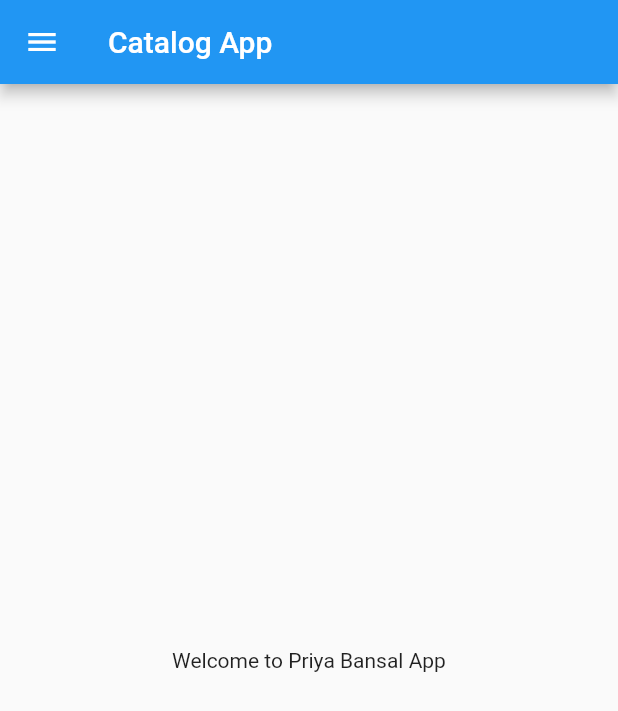
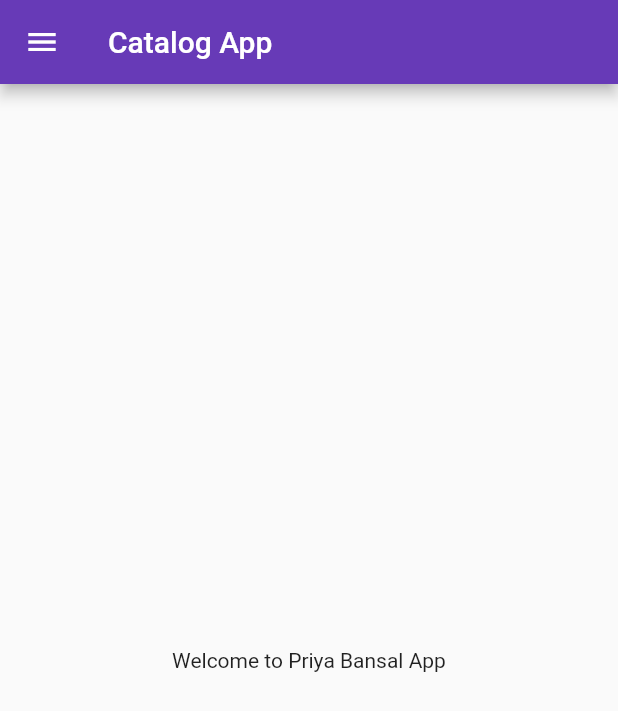
Before and after one commit to priyabnsal/Flutter_CatalogApp, a Flutter app: the screen it shows after launch, on a phone screen of 412 x 824 dp. Shown: the top 711 px of the screen. Run offline on Flutter 3.47's test engine with Material 2 defaults, Android fonts, the phone set to English and light mode, and no system bars.

```diff
--- a/lib/main.dart
+++ b/lib/main.dart
@@ -1,4 +1,5 @@
-import 'package:first/homepage.dart';
+import 'package:first/pages/homepage.dart';
+import 'package:first/pages/login.dart';
 import 'package:flutter/material.dart';
 
 void main(){
@@ -11,7 +12,20 @@ class MyApp extends StatelessWidget {
   @override
   Widget build(BuildContext context) {
     return MaterialApp(
-      home: HomePage(),
+      // home: HomePage(),
+      theme: ThemeData(
+        primarySwatch: Colors.deepPurple
+      ),
+      themeMode: ThemeMode.light,
+      darkTheme: ThemeData(
+        brightness: Brightness.dark,
+      ),
+      initialRoute: "/home",
+      routes: {
+        "/": (context) => LoginPage(),
+        "/home" : (context) => HomePage(),
+        "/login" : (context) =>LoginPage()
+      },
     );
   }
 }
```
Also changed, not shown: lib/pages/login.dart (added, +19 -0 lines), lib/pages/homepage.dart (renamed from lib/homepage.dart).
